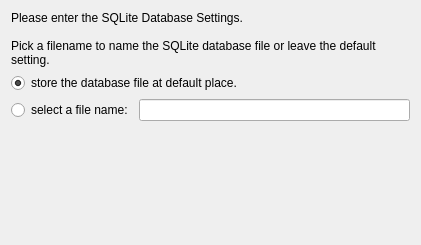
This is src/sqlitedetails.ui in dragotin/kraft as Qt 5 draws it before an edit. The edited form follows.
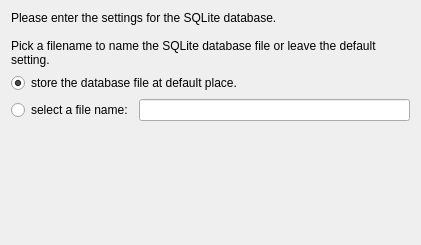
This is the edited form.

The edit to the form file:
```diff
--- a/src/sqlitedetails.ui
+++ b/src/sqlitedetails.ui
@@ -16,7 +16,7 @@
      <item>
       <widget class="QLabel" name="label">
        <property name="text">
-        <string>Please enter the SQLite Database Settings.
+        <string>Please enter the settings for the SQLite database.
 
 Pick a filename to name the SQLite database file or leave the default setting.</string>
        </property>
```
